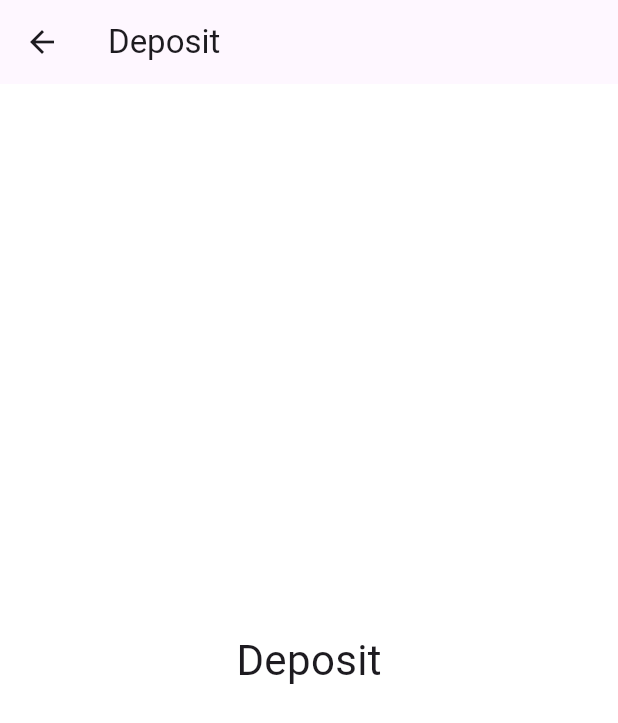
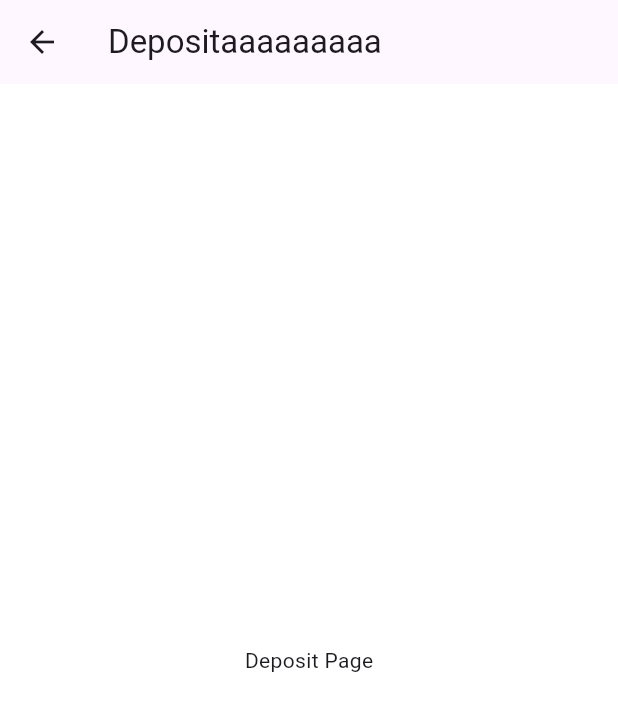
Before and after one commit to Badymits/atm-flutter-ui, a Flutter app: the screen it shows after launch, after a tap on "Deposit", on a phone screen of 412 x 824 dp. Shown: the top 723 px of the screen. Run offline on Flutter 3.47's test engine with Material 3 defaults, Android fonts, the phone set to English and light mode, and no system bars.

Commit message:
added import statement for deposit page
commented out dummy deposit page

```diff
--- a/lib/main.dart
+++ b/lib/main.dart
@@ -1,5 +1,7 @@
 import 'package:flutter/material.dart';
 import 'package:intl/intl.dart';
+
+import 'package:atm_ui_activity_2/deposit.dart';
 
 void main() {
   runApp(const MyApp());
@@ -802,11 +804,11 @@ class ScanQRPage extends StatelessWidget {
   Widget build(BuildContext context) => _SimplePage(title: 'Scan QR');
 }
 
-class DepositPage extends StatelessWidget {
-  const DepositPage({super.key});
-  @override
-  Widget build(BuildContext context) => _SimplePage(title: 'Deposit');
-}
+// class DepositPage extends StatelessWidget {
+//   const DepositPage({super.key});
+//   @override
+//   Widget build(BuildContext context) => _SimplePage(title: 'Deposit');
+// }
 
 class ShopPage extends StatelessWidget {
   const ShopPage({super.key});
```
